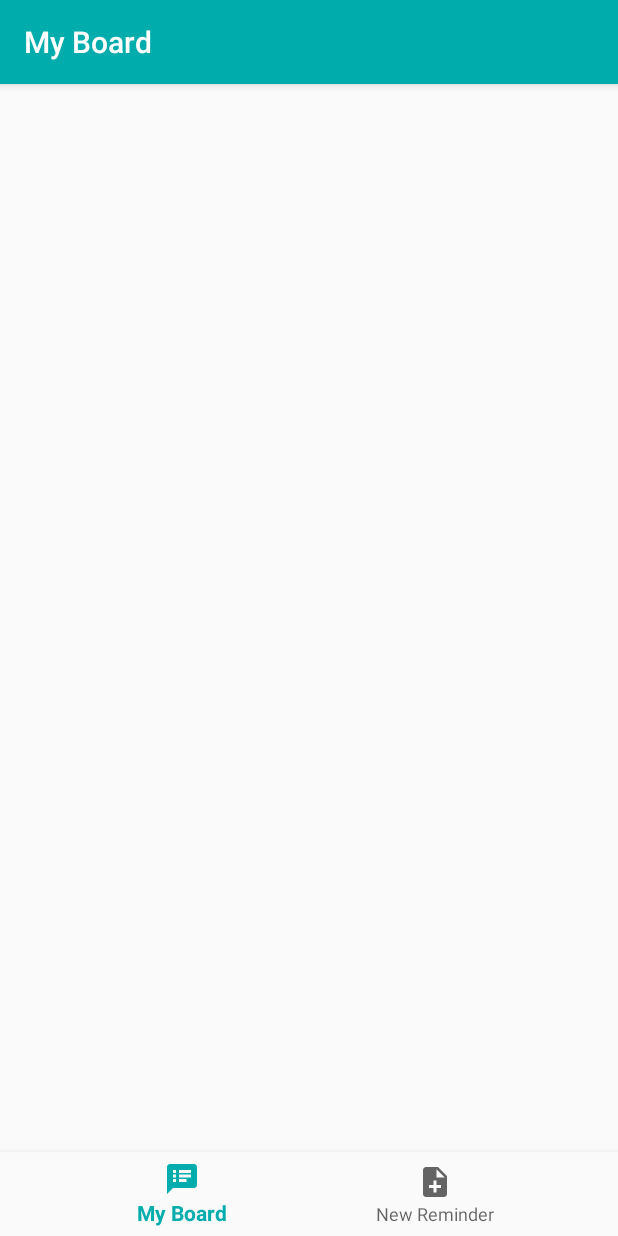
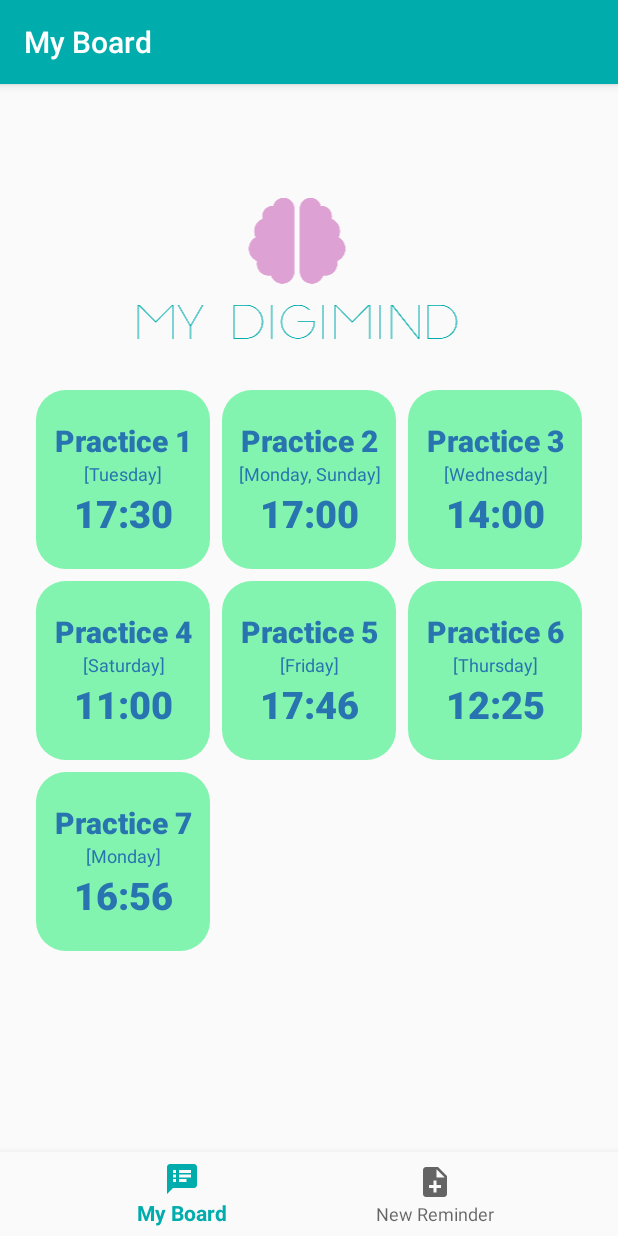
Before and after one commit to MirandaMiranda181840/Digimind, an Android app: the screen it shows after launch (MainActivity), on a phone screen of 412 x 824 dp. Run offline under Robolectric (Android 15) with nearby library versions, the phone set to English and light mode, and no system bars; our stand-ins replace navigation-ui.

Commit message:
Boton Hora

```diff
--- a/app/src/main/java/miranda/miranda/digimind_181840/Pendiente.kt
+++ b/app/src/main/java/miranda/miranda/digimind_181840/Pendiente.kt
@@ -1,3 +1,3 @@
 package miranda.miranda.digimind_181840
 
-data class Pendiente (var titulo: String, var descripcion: String, var hora: String)
+data class Pendiente (var titulo: String, var days: ArrayList<String>, var time: String)
--- a/app/src/main/java/miranda/miranda/digimind_181840/ui/home/HomeFragment.kt
+++ b/app/src/main/java/miranda/miranda/digimind_181840/ui/home/HomeFragment.kt
@@ -6,10 +6,9 @@ import android.view.LayoutInflater
 import android.view.View
 import android.view.ViewGroup
 import android.widget.BaseAdapter
-import android.widget.TextView
 import androidx.fragment.app.Fragment
-import androidx.lifecycle.Observer
 import androidx.lifecycle.ViewModelProviders
+import kotlinx.android.synthetic.main.fragment_home.*
 import kotlinx.android.synthetic.main.fragment_home.view.*
 import kotlinx.android.synthetic.main.pendiente_view.view.*
 import miranda.miranda.digimind_181840.Pendiente
@@ -17,12 +16,14 @@ import miranda.miranda.digimind_181840.R
 
 class HomeFragment : Fragment() {
 
+    private var adaptador: AdaptadorPendiente? = null
+
+    companion object{
+        var pendientes = ArrayList<Pendiente>()
+        var first = true
+    }
+
     private lateinit var homeViewModel: HomeViewModel
-
-
-    var pendientes = ArrayList<Pendiente>()
-    var adaptador: AdaptadorPendiente? = null
-
 
     override fun onCreateView(
             inflater: LayoutInflater,
@@ -31,45 +32,48 @@ class HomeFragment : Fragment() {
     ): View? {
         homeViewModel = ViewModelProviders.of(this).get(HomeViewModel::class.java)
         val root = inflater.inflate(R.layout.fragment_home, container, false)
-//        val textView: TextView = root.findViewById(R.id.text_home)
-//        homeViewModel.text.observe(viewLifecycleOwner, Observer {
-//            textView.text = it
-//        })
+
+        if(first){
+            cargarPendiente()
+            first = false
+        }
+
+        adaptador = AdaptadorPendiente(root.context, pendientes)
+        root.gridview.adapter = adaptador
+        //root.gridview.adapter = AdaptadorPendiente(root.context, pendientes)
 
 
         return root
     }
 
     fun cargarPendiente(){
-        pendientes.add(Pendiente("Practice","Everyday","17:00"))
-        pendientes.add(Pendiente("Practice","Everyday","17:00"))
-        pendientes.add(Pendiente("Practice","Everyday","17:00"))
-        pendientes.add(Pendiente("Practice","Everyday","17:00"))
-        pendientes.add(Pendiente("Practice","Everyday","17:00"))
-        pendientes.add(Pendiente("Practice","Everyday","17:00"))
-        pendientes.add(Pendiente("Practice","Everyday","17:00"))
-        pendientes.add(Pendiente("Practice","Everyday","17:00"))
-        pendientes.add(Pendiente("Practice","Everyday","17:00"))
+        pendientes.add(Pendiente("Practice 1", arrayListOf("Tuesday"),"17:30"))
+        pendientes.add(Pendiente("Practice 2",arrayListOf("Monday", "Sunday"),"17:00"))
+        pendientes.add(Pendiente("Practice 3",arrayListOf("Wednesday"),"14:00"))
+        pendientes.add(Pendiente("Practice 4",arrayListOf("Saturday"),"11:00"))
+        pendientes.add(Pendiente("Practice 5",arrayListOf("Friday"),"17:46"))
+        pendientes.add(Pendiente("Practice 6",arrayListOf("Thursday"),"12:25"))
+        pendientes.add(Pendiente("Practice 7",arrayListOf("Monday"),"16:56"))
     }
 
-    class AdaptadorPendiente: BaseAdapter {
+    private class AdaptadorPendiente: BaseAdapter {
 
         var pendientes = ArrayList<Pendiente>()
         var contexto: Context? = null
 
-        constructor(contexto:Context, pendientes:ArrayList<Pendiente>){
+        constructor(contexto: Context, pendientes:ArrayList<Pendiente>){
             this.pendientes = pendientes
             this.contexto = contexto
         }
 
         override fun getView(position: Int, convertView: View?, parent: ViewGroup?): View {
             var pendiente = pendientes[position]
-            var inflater = contexto!!.getSystemService(Context.LAYOUT_INFLATER_SERVICE)  as LayoutInflater
+            var inflater = LayoutInflater.from(contexto)
             var vista = inflater.inflate(R.layout.pendiente_view, null)
 
-            vista.pendiente_nombre.setText(pendiente.titulo)
-            vista.pendiente_descripcion.setText(pendiente.descripcion)
-            vista.pendiente_hora.setText(pendiente.hora)
+            vista.pendiente_titulo.setText(pendiente.titulo)
+            vista.pendiente_descripcion.setText(pendiente.days.toString())
+            vista.pendiente_hora.setText(pendiente.time)
 
             return vista
 
--- /dev/null
+++ b/app/src/main/res/drawable/pendientecircular.xml
@@ -0,0 +1,11 @@
+<?xml version="1.0" encoding="utf-8"?>
+<selector xmlns:android="http://schemas.android.com/apk/res/android">
+
+    <item>
+        <shape android:shape="rectangle">
+            <solid android:color="@color/fondo" />
+            <corners android:radius="20dp" />
+        </shape>
+    </item>
+
+</selector>
--- a/app/src/main/res/layout/fragment_home.xml
+++ b/app/src/main/res/layout/fragment_home.xml
@@ -4,16 +4,25 @@
     xmlns:tools="http://schemas.android.com/tools"
     android:layout_width="match_parent"
     android:orientation="vertical"
+    android:paddingBottom="56dp"
+    android:paddingTop="20dp"
     android:layout_height="match_parent"
+    android:paddingHorizontal="20dp"
     tools:context=".ui.home.HomeFragment">
+
+    <ImageView
+        android:layout_width="match_parent"
+        android:layout_height="wrap_content"
+        android:src="@drawable/logobrain"
+        android:layout_marginBottom="20dp"/>
 
     <GridView
         android:id="@+id/gridview"
         android:layout_width="match_parent"
-        android:layout_height="wrap_content"
-        android:numColumns="3"
-        android:padding="20dp"
-        android:layout_gravity="center_horizontal">
+        android:layout_height="match_parent"
+        android:numColumns="3">
+
+
 
 
 
--- a/app/src/main/res/layout/pendiente_view.xml
+++ b/app/src/main/res/layout/pendiente_view.xml
@@ -1,37 +1,36 @@
 <?xml version="1.0" encoding="utf-8"?>
 <LinearLayout
     xmlns:android="http://schemas.android.com/apk/res/android"
+    android:orientation="vertical"
+    android:layout_width="match_parent"
+    android:layout_height="120dp"
+    android:padding="4dp">
+
+        <LinearLayout
             android:layout_width="match_parent"
             android:layout_height="match_parent"
-    android:orientation="vertical">
-
-    <LinearLayout
-        android:layout_width="150dp"
-        android:layout_height="150dp"
             android:orientation="vertical"
-        android:layout_gravity="center_horizontal"
-        android:background="@color/fondo">
+            android:paddingVertical="20dp"
+            android:background="@drawable/pendientecircular">
 
                 <TextView
-            android:id="@+id/pendiente_nombre"
+                    android:id="@+id/pendiente_titulo"
                     android:layout_width="match_parent"
                     android:layout_height="wrap_content"
                     android:textColor="@color/letra"
                     android:text="Titulo"
-            android:textAlignment="center"
-            android:layout_weight="1"
-            android:gravity="center_horizontal"
-            android:textSize="25dp"
+                    android:gravity="center"
+                    android:textSize="20dp"
                     android:fontFamily="sans-serif-black"/>
 
                 <TextView
                     android:id="@+id/pendiente_descripcion"
                     android:layout_width="match_parent"
-            android:layout_height="wrap_content"
+                    android:layout_height="17dp"
+                    android:autoSizeTextType="uniform"
                     android:textColor="@color/letra"
                     android:text="Descripcion"
-            android:textSize="20dp"
-            android:layout_weight="1"
+                    android:textSize="15dp"
                     android:textAlignment="center"
                     android:gravity="center_horizontal"/>
 
@@ -39,13 +38,12 @@
                     android:id="@+id/pendiente_hora"
                     android:textColor="@color/letra"
                     android:layout_width="match_parent"
-            android:textSize="30dp"
+                    android:textSize="25dp"
                     android:fontFamily="sans-serif-black"
                     android:layout_height="wrap_content"
-            android:layout_weight="1"
                     android:text="Hora"
                     android:textAlignment="center"
-            android:gravity="center_horizontal"/>
+                    android:gravity="center"/>
 
         </LinearLayout>
 
--- a/app/src/main/res/values/colors.xml
+++ b/app/src/main/res/values/colors.xml
@@ -6,4 +6,5 @@
     <color name="gray">#A39F9F</color>
     <color name="fondo">#83F4AF</color>
     <color name="letra">#2874B0</color>
+    <color name="blanco">#ffffff</color>
 </resources>
```
Also changed, not shown: app/src/main/java/miranda/miranda/digimind_181840/ui/dashboard/DashboardFragment.kt (+52 -6 lines), app/src/main/res/layout/fragment_dashboard.xml (+28 -1 lines). Lines whose indentation alone changed are shown as unchanged.
